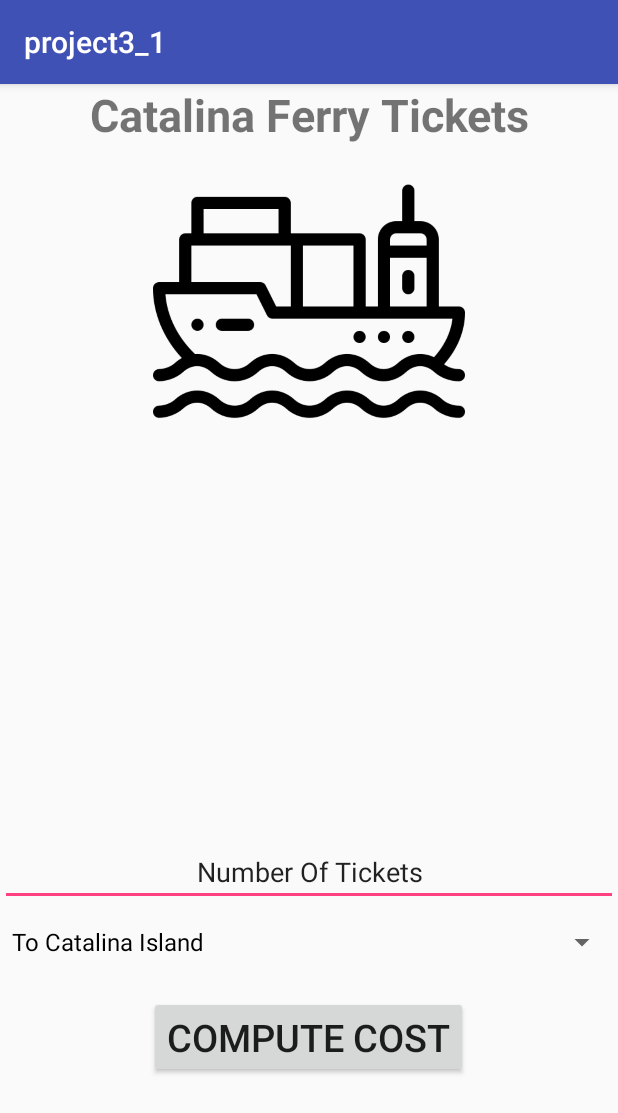
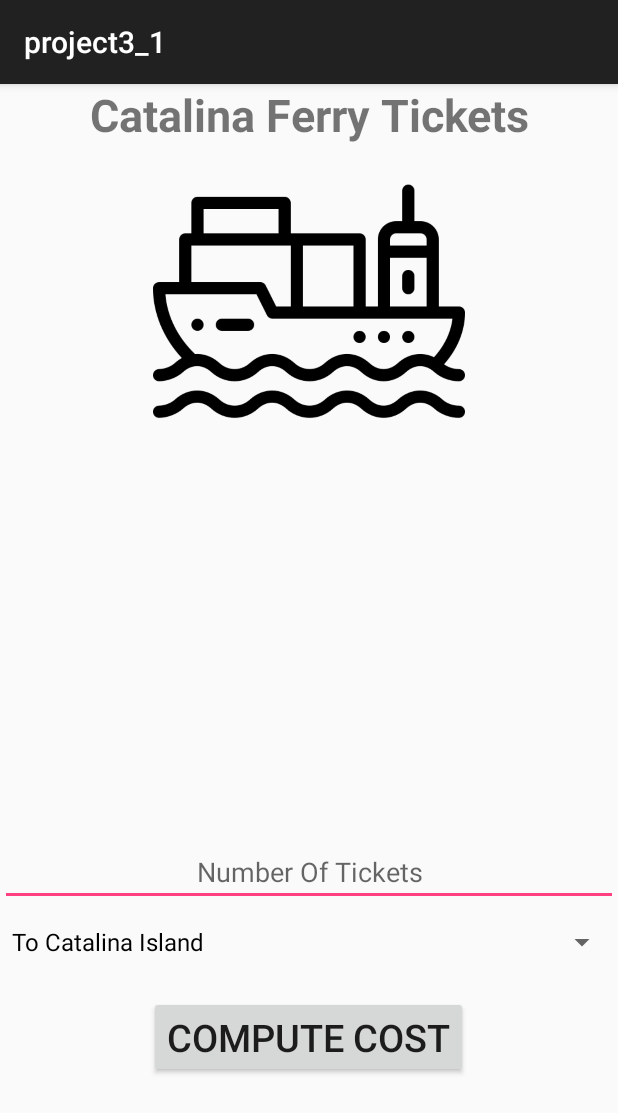
Before and after one commit to melvinalmonte/android-playground, an Android app: the screen it shows after launch (CatalinaFerryTickets), on a phone screen of 412 x 824 dp. Shown: the top 1113 px of the screen. Run offline under Robolectric (Android 15) with nearby library versions, the phone set to English and light mode, and no system bars.

Commit message:
added styling to match task

```diff
--- a/project3_1/app/src/main/java/com/example/melvin/project3_1/CatalinaFerryTickets.java
+++ b/project3_1/app/src/main/java/com/example/melvin/project3_1/CatalinaFerryTickets.java
@@ -35,11 +35,11 @@ public class CatalinaFerryTickets extends AppCompatActivity{
 
                 if (spin.getSelectedItem().toString().equals("To Catalina Island")){
                     total = ticketAmount * 34;
-                    displayData.setText(Integer.toString(total));
+                    displayData.setText("One Way Trip " + spin.getSelectedItem().toString() + " - $" + Integer.toString(total));
                 }
                 else if (spin.getSelectedItem().toString().equals("To Long Beach")){
                     total = ticketAmount * 18;
-                    displayData.setText(Integer.toString(total));
+                    displayData.setText("One Way Trip " + spin.getSelectedItem().toString() + " - $" + Integer.toString(total));
                 }
 
             }
--- a/project3_1/app/src/main/res/layout/activity_catalina_ferry_tickets.xml
+++ b/project3_1/app/src/main/res/layout/activity_catalina_ferry_tickets.xml
@@ -7,14 +7,25 @@
         android:layout_height="match_parent"
         tools:context=".CatalinaFerryTickets" tools:layout_editor_absoluteY="25dp">
 
+
     <TextView
-            android:layout_width="match_parent"
-            android:layout_height="wrap_content"
-            android:text="@string/catalina_ferry_tickets"
-            android:gravity="center"
-            android:textStyle="bold"
-            android:textSize="30dp"
-            android:id="@+id/textView"/>
+        android:id="@+id/banner"
+        android:layout_width="match_parent"
+        android:layout_height="wrap_content"
+        android:gravity="center"
+        android:text="@string/catalina_ferry_tickets"
+        android:textSize="30sp"
+        android:textStyle="bold" />
+
+    <TextView
+        android:id="@+id/textView"
+        android:layout_width="match_parent"
+        android:layout_height="wrap_content"
+        android:layout_alignParentBottom="true"
+        android:gravity="center"
+        android:text=""
+        android:textSize="25sp"
+        android:textStyle="bold" />
 
     <ImageView
             android:layout_width="wrap_content"
@@ -25,23 +36,24 @@
             android:id="@+id/imageView"
             android:src="@drawable/cargoship"
             tools:layout_editor_absoluteY="46dp"
-            android:layout_below="@+id/textView" android:contentDescription="@string/a_boat"/>
+            android:layout_below="@+id/banner" android:contentDescription="@string/a_boat"/>
     <EditText
             android:id="@+id/editInput"
-            android:text="Number Of Tickets"
+            android:hint="@string/number_of_tickets"
             android:inputType="numberDecimal"
             android:layout_width="match_parent"
             android:gravity="center"
             android:layout_height="wrap_content"
-            android:layout_above="@+id/mySpinner"/>
+            android:layout_above="@+id/mySpinner"
+        android:autofillHints="" tools:targetApi="o"/>
     <Spinner
             android:layout_width="match_parent"
             android:layout_height="wrap_content" android:id="@+id/mySpinner"
             android:layout_alignParentBottom="true"
             android:layout_marginBottom="172dp"/>
     <Button
-            android:text="COMPUTE COST"
-            android:textSize="25dp"
+            android:text="@string/compute_cost"
+            android:textSize="25sp"
             android:layout_width="wrap_content"
             android:layout_height="wrap_content"
             android:id="@+id/button"
--- a/project3_1/app/src/main/res/values/strings.xml
+++ b/project3_1/app/src/main/res/values/strings.xml
@@ -2,4 +2,6 @@
     <string name="app_name">project3_1</string>
     <string name="catalina_ferry_tickets">Catalina Ferry Tickets</string>
     <string name="a_boat">a boat</string>
+    <string name="compute_cost">COMPUTE COST</string>
+    <string name="number_of_tickets">Number Of Tickets</string>
 </resources>
--- a/project3_1/app/src/main/res/values/styles.xml
+++ b/project3_1/app/src/main/res/values/styles.xml
@@ -1,9 +1,8 @@
 <resources>
 
     <!-- Base application theme. -->
-    <style name="AppTheme" parent="Theme.AppCompat.Light.DarkActionBar">
+    <style name="AppTheme" parent="Theme.AppCompat.DayNight.DarkActionBar">
         <!-- Customize your theme here. -->
-        <item name="colorPrimary">@color/colorPrimary</item>
         <item name="colorPrimaryDark">@color/colorPrimaryDark</item>
         <item name="colorAccent">@color/colorAccent</item>
     </style>
```
